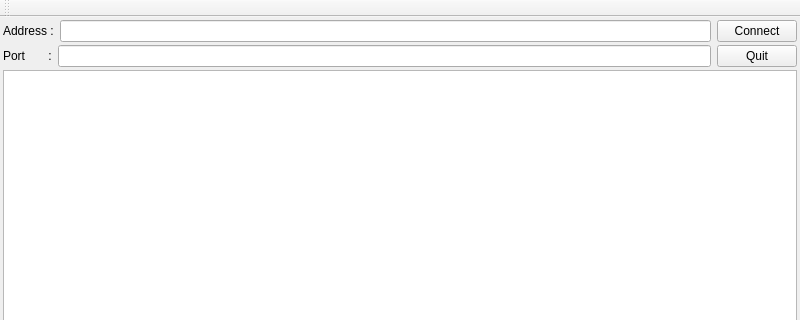
Before: the Qt Designer form matt_daemon/client/MainClient/MainWindow.ui in gbourgeo/42projects, drawn with Qt 5; both pictures show x 0 to 800 and y 0 to 320 of the 800 by 600 pixel window.
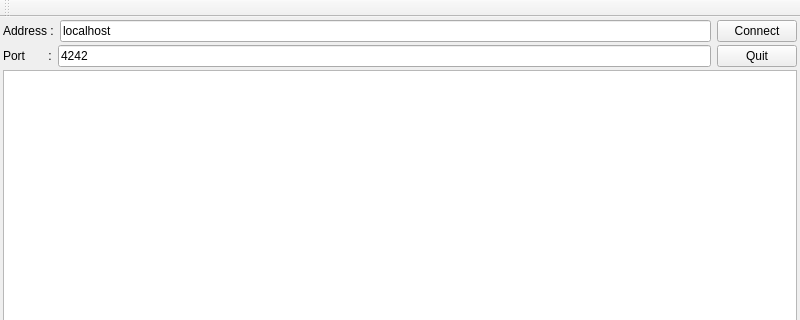
After: the same form once the commit is applied.

```diff
--- a/matt_daemon/client/MainClient/MainWindow.ui
+++ b/matt_daemon/client/MainClient/MainWindow.ui
@@ -103,7 +103,11 @@
        </widget>
       </item>
       <item>
-       <widget class="QLineEdit" name="addressField"/>
+       <widget class="QLineEdit" name="addressField">
+        <property name="text">
+         <string>localhost</string>
+        </property>
+       </widget>
       </item>
       <item>
        <widget class="QPushButton" name="ConnectButton">
@@ -124,7 +128,11 @@
        </widget>
       </item>
       <item>
-       <widget class="QLineEdit" name="portField"/>
+       <widget class="QLineEdit" name="portField">
+        <property name="text">
+         <string>4242</string>
+        </property>
+       </widget>
       </item>
       <item>
        <widget class="QPushButton" name="QuitButton">
```
